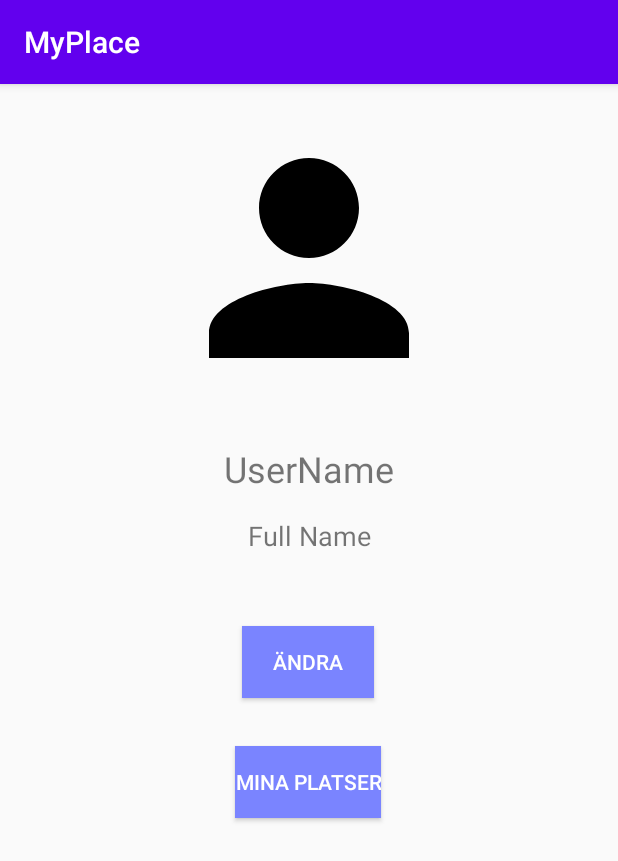
After one commit to peter-szucs/MyPlace, an Android app: the ProfileActivity screen opened directly, with no data from a screen before it, on a phone screen of 412 x 824 dp. The commit adds this screen. Shown: the top 861 px of the screen. Run offline under Robolectric (Android 15) with nearby library versions, the phone set to English and light mode, and no system bars; our stand-ins replace Firebase (no records; nobody signed in at launch, a user with empty details on screens opened directly), Picasso; libraries missing offline, so code that uses them is left out: jp.wasabeef.picasso.

Commit message:
profile activity done

```diff
--- a/app/src/main/AndroidManifest.xml
+++ b/app/src/main/AndroidManifest.xml
@@ -16,7 +16,8 @@
         android:roundIcon="@mipmap/ic_launcher_round"
         android:supportsRtl="true"
         android:theme="@style/AppTheme">
-        <activity android:name=".FriendsListActivity"></activity>
+        <activity android:name=".ProfileActivity"></activity>
+        <activity android:name=".FriendsListActivity" />
         <activity android:name=".AddNewPlace" />
         <activity android:name=".RegisterActivity" />
         <!--
--- a/app/src/main/java/com/example/myplace/FriendsListRecycleAdapter.kt
+++ b/app/src/main/java/com/example/myplace/FriendsListRecycleAdapter.kt
@@ -38,7 +38,7 @@ class FriendsListRecycleAdapter(private val context: Context, private val friend
     }
 
     inner class ViewHolder(itemView: View) : RecyclerView.ViewHolder(itemView) {
-        val userImage = itemView.findViewById<ImageView>(R.id.userImage)
-        val userNameTextView = itemView.findViewById<TextView>(R.id.userNameTextView)
+        val userImage = itemView.findViewById<ImageView>(R.id.user_image_view_friendlist)
+        val userNameTextView = itemView.findViewById<TextView>(R.id.username_text_view_profile)
     }
 }
--- /dev/null
+++ b/app/src/main/java/com/example/myplace/ProfileActivity.kt
@@ -0,0 +1,70 @@
+package com.example.myplace
+
+import android.os.Bundle
+import android.widget.Button
+import android.widget.ImageView
+import android.widget.TextView
+import androidx.appcompat.app.AppCompatActivity
+import com.google.firebase.auth.FirebaseAuth
+import com.google.firebase.firestore.FirebaseFirestore
+import com.google.firebase.storage.FirebaseStorage
+import com.google.firebase.storage.StorageReference
+import com.squareup.picasso.Picasso
+import jp.wasabeef.picasso.transformations.CropCircleTransformation
+
+class ProfileActivity : AppCompatActivity() {
+
+    private lateinit var auth: FirebaseAuth
+    private lateinit var db: FirebaseFirestore
+    private lateinit var storageRef: StorageReference
+
+    private lateinit var profileImageView: ImageView
+    private lateinit var profileUsernameTextView: TextView
+    private lateinit var profileFullNameTextView: TextView
+
+    override fun onCreate(savedInstanceState: Bundle?) {
+        super.onCreate(savedInstanceState)
+        setContentView(R.layout.activity_profile)
+
+        db = FirebaseFirestore.getInstance()
+        auth = FirebaseAuth.getInstance()
+        storageRef = FirebaseStorage.getInstance().reference.child("profileImages")
+
+        profileImageView = findViewById(R.id.profile_image_view_profile)
+        profileUsernameTextView = findViewById(R.id.username_text_view_profile)
+        profileFullNameTextView = findViewById(R.id.full_name_text_view_profile)
+
+        val changeButton = findViewById<Button>(R.id.change_button_profile)
+        val goToMyPlacesButton = findViewById<Button>(R.id.to_my_locations_button_profile)
+
+        fetchUserInfo()
+
+        changeButton.setOnClickListener {
+            println("!!! ChangeButton clicked!")
+        }
+        goToMyPlacesButton.setOnClickListener {
+            println("!!! To My Places Button Clicked!")
+        }
+    }
+
+    private fun fetchUserInfo() {
+        val user = auth.currentUser ?: return
+        val dbRef = db.collection("users").document(user.uid)
+        dbRef.get().addOnSuccessListener {
+            val userInfo = it.toObject(User::class.java)
+            if (userInfo != null) {
+                Picasso.with(this)
+                    .load(userInfo.imageUrl)
+                    .resize(400, 400)
+                    .centerInside()
+                    .transform(CropCircleTransformation())
+                    .into(profileImageView)
+                profileUsernameTextView.text = userInfo.username
+                val concatenatedName = userInfo.firstName.toString() + " " + userInfo.lastName.toString()
+                profileFullNameTextView.text = concatenatedName
+        } else {
+                println("!!! No user found")
+            }
+        }
+    }
+}
--- a/app/src/main/java/com/example/myplace/RegisterActivity.kt
+++ b/app/src/main/java/com/example/myplace/RegisterActivity.kt
@@ -46,7 +46,7 @@ class RegisterActivity : AppCompatActivity() {
         firstName = findViewById(R.id.firstNameEditText)
         lastName = findViewById(R.id.lastNameEditText)
         username = findViewById(R.id.usernameEditText)
-        profilePicture = findViewById(R.id.profileImage)
+        profilePicture = findViewById(R.id.profile_image_view_navhead)
         progressBar = findViewById(R.id.upload_progress_bar)
         userInfo = User()
 
--- /dev/null
+++ b/app/src/main/res/layout/activity_profile.xml
@@ -0,0 +1,76 @@
+<?xml version="1.0" encoding="utf-8"?>
+<androidx.constraintlayout.widget.ConstraintLayout xmlns:android="http://schemas.android.com/apk/res/android"
+    xmlns:app="http://schemas.android.com/apk/res-auto"
+    xmlns:tools="http://schemas.android.com/tools"
+    android:layout_width="match_parent"
+    android:layout_height="match_parent"
+    tools:context=".ProfileActivity">
+
+    <ImageView
+        android:id="@+id/profile_image_view_profile"
+        android:layout_width="200dp"
+        android:layout_height="200dp"
+        android:layout_marginStart="105dp"
+        android:layout_marginTop="16dp"
+        android:layout_marginEnd="106dp"
+        app:layout_constraintEnd_toEndOf="parent"
+        app:layout_constraintStart_toStartOf="parent"
+        app:layout_constraintTop_toTopOf="parent"
+        app:srcCompat="@drawable/ic_profile" />
+
+    <TextView
+        android:id="@+id/username_text_view_profile"
+        android:layout_width="wrap_content"
+        android:layout_height="wrap_content"
+        android:layout_marginStart="149dp"
+        android:layout_marginTop="24dp"
+        android:layout_marginEnd="150dp"
+        android:text="UserName"
+        android:textSize="24sp"
+        app:layout_constraintEnd_toEndOf="parent"
+        app:layout_constraintStart_toStartOf="parent"
+        app:layout_constraintTop_toBottomOf="@+id/profile_image_view_profile" />
+
+    <Button
+        android:id="@+id/change_button_profile"
+        android:layout_width="wrap_content"
+        android:layout_height="wrap_content"
+        android:layout_marginStart="161dp"
+        android:layout_marginTop="48dp"
+        android:layout_marginEnd="162dp"
+        android:background="#7A84FF"
+        android:text="Ändra"
+        android:textColor="#FFFFFF"
+        app:layout_constraintEnd_toEndOf="parent"
+        app:layout_constraintHorizontal_bias="0.0"
+        app:layout_constraintStart_toStartOf="parent"
+        app:layout_constraintTop_toBottomOf="@+id/full_name_text_view_profile" />
+
+    <Button
+        android:id="@+id/to_my_locations_button_profile"
+        android:layout_width="wrap_content"
+        android:layout_height="wrap_content"
+        android:layout_marginStart="156dp"
+        android:layout_marginTop="32dp"
+        android:layout_marginEnd="157dp"
+        android:background="#7A84FF"
+        android:text="Mina Platser"
+        android:textColor="#FFFFFF"
+        app:layout_constraintEnd_toEndOf="parent"
+        app:layout_constraintStart_toStartOf="parent"
+        app:layout_constraintTop_toBottomOf="@+id/change_button_profile" />
+
+    <TextView
+        android:id="@+id/full_name_text_view_profile"
+        android:layout_width="wrap_content"
+        android:layout_height="wrap_content"
+        android:layout_marginStart="174dp"
+        android:layout_marginTop="16dp"
+        android:layout_marginEnd="174dp"
+        android:text="Full Name"
+        android:textSize="18sp"
+        app:layout_constraintEnd_toEndOf="parent"
+        app:layout_constraintStart_toStartOf="parent"
+        app:layout_constraintTop_toBottomOf="@+id/username_text_view_profile" />
+
+</androidx.constraintlayout.widget.ConstraintLayout>
--- a/app/src/main/res/layout/activity_register.xml
+++ b/app/src/main/res/layout/activity_register.xml
@@ -66,7 +66,7 @@
         app:layout_constraintTop_toBottomOf="@+id/upload_progress_bar" />
 
     <ImageView
-        android:id="@+id/profileImage"
+        android:id="@+id/profile_image_view_navhead"
         android:layout_width="wrap_content"
         android:layout_height="wrap_content"
         android:layout_marginStart="140dp"
@@ -86,6 +86,6 @@
         android:layout_marginTop="41dp"
         app:layout_constraintEnd_toEndOf="parent"
         app:layout_constraintStart_toStartOf="parent"
-        app:layout_constraintTop_toBottomOf="@+id/profileImage" />
+        app:layout_constraintTop_toBottomOf="@+id/profile_image_view_navhead" />
 
 </androidx.constraintlayout.widget.ConstraintLayout>
--- a/app/src/main/res/layout/friendslist_list_item.xml
+++ b/app/src/main/res/layout/friendslist_list_item.xml
@@ -18,7 +18,7 @@
             android:layout_height="match_parent">
 
             <ImageView
-                android:id="@+id/userImage"
+                android:id="@+id/user_image_view_friendlist"
                 android:layout_width="40dp"
                 android:layout_height="40dp"
                 android:layout_marginStart="10dp"
@@ -30,7 +30,7 @@
                 app:srcCompat="@drawable/ic_profile" />
 
             <TextView
-                android:id="@+id/userNameTextView"
+                android:id="@+id/username_text_view_profile"
                 android:layout_width="wrap_content"
                 android:layout_height="wrap_content"
                 android:layout_marginStart="10dp"
@@ -38,7 +38,7 @@
                 android:layout_marginBottom="20dp"
                 android:text="TextView"
                 app:layout_constraintBottom_toBottomOf="parent"
-                app:layout_constraintStart_toEndOf="@+id/userImage"
+                app:layout_constraintStart_toEndOf="@+id/user_image_view_friendlist"
                 app:layout_constraintTop_toTopOf="parent" />
 
         </androidx.constraintlayout.widget.ConstraintLayout>
--- a/app/src/main/res/layout/nav_header.xml
+++ b/app/src/main/res/layout/nav_header.xml
@@ -10,14 +10,14 @@
     android:paddingBottom="15dp">
 
     <ImageView
-        android:id="@+id/profileImage"
+        android:id="@+id/profile_image_view_navhead"
         android:layout_width="wrap_content"
         android:layout_height="wrap_content"
         android:layout_marginBottom="15dp"
         app:srcCompat="@mipmap/ic_launcher" />
 
     <TextView
-        android:id="@+id/user_name_text_view"
+        android:id="@+id/user_name_text_view_navhead"
         android:layout_width="match_parent"
         android:layout_height="wrap_content"
         android:text="Username"
@@ -25,7 +25,7 @@
         android:textStyle="bold" />
 
     <TextView
-        android:id="@+id/full_name_text_view"
+        android:id="@+id/full_name_text_view_navhead"
         android:layout_width="wrap_content"
         android:layout_height="wrap_content"
         android:text="Full name"
```
Also changed, not shown: app/src/main/java/com/example/myplace/MapsActivity.kt (+29 -7 lines).
